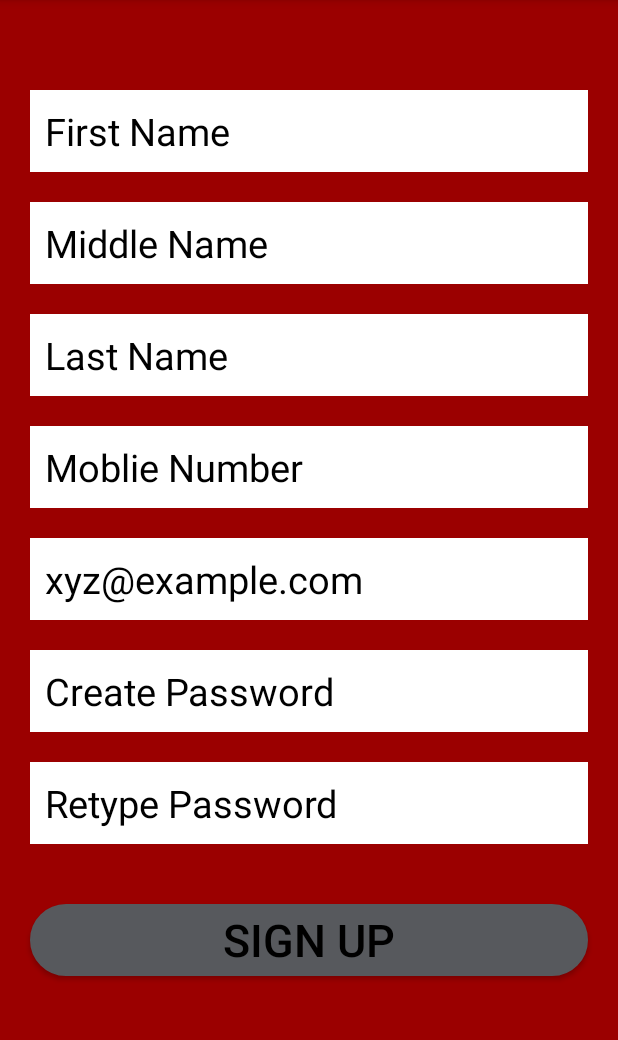
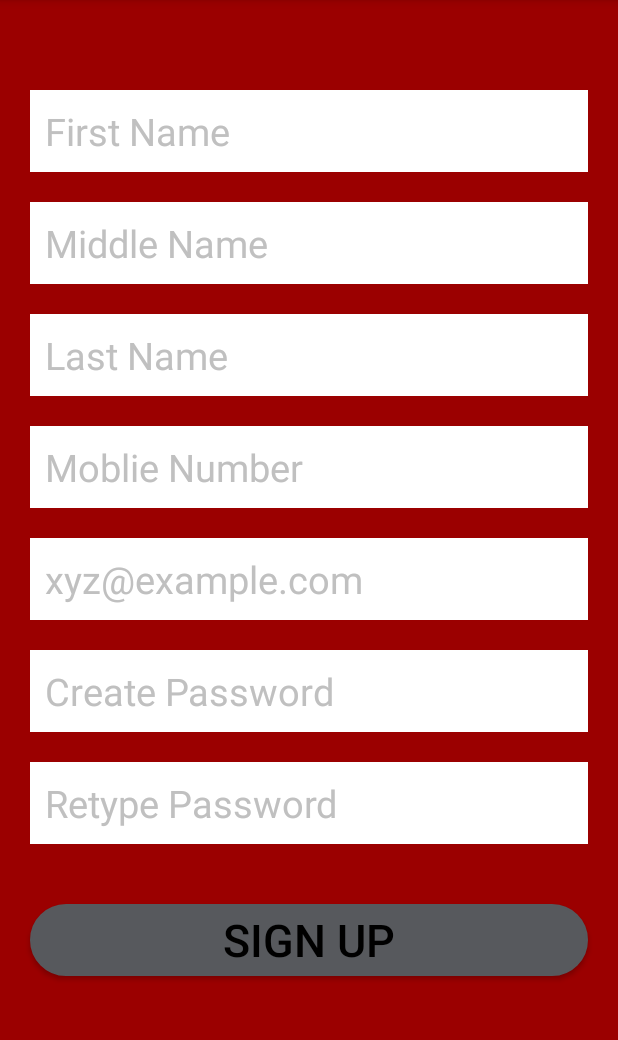
Before and after one commit to alesdos2010m/NGO_hub, an Android app: the SignupActivity screen opened directly, with no data from a screen before it, on a phone screen of 412 x 824 dp, the part 84-1124 px from its top. Run offline under Robolectric (Android 15) with nearby library versions, the phone set to English and light mode, and no system bars.

Commit message:
build 0.1.4.6
Light colored Texthint with Color code "#C9C9C9" in SigninActivity and SignupActivity using /values/color.xml file
attribute used
<color></color>

```diff
--- a/NGOHub/app/src/main/res/layout/activity_signin.xml
+++ b/NGOHub/app/src/main/res/layout/activity_signin.xml
@@ -42,7 +42,7 @@
         android:textSize="25sp"
         android:textColor="#000000"
         android:hint="UserID"
-        android:textColorHint="#000000"
+        android:textColorHint="@color/primaryLightTexthintColor"
         />
 
     <EditText
@@ -60,7 +60,7 @@
         android:textSize="25sp"
         android:textColor="#000000"
         android:hint="Password"
-        android:textColorHint="#000000"
+        android:textColorHint="@color/primaryLightTexthintColor"
         android:inputType="textPassword"
         />
     <Button
--- a/NGOHub/app/src/main/res/layout/activity_signup.xml
+++ b/NGOHub/app/src/main/res/layout/activity_signup.xml
@@ -31,7 +31,7 @@
         android:textSize="25sp"
         android:textColor="#000000"
         android:hint="First Name"
-        android:textColorHint="#000000"
+        android:textColorHint="@color/primaryLightTexthintColor"
         />
     <EditText
         android:id="@+id/middle_name_input_signup"
@@ -48,7 +48,7 @@
         android:textSize="25sp"
         android:textColor="#000000"
         android:hint="Middle Name"
-        android:textColorHint="#000000"
+        android:textColorHint="@color/primaryLightTexthintColor"
         />
 
     <EditText
@@ -67,7 +67,7 @@
         android:textSize="25sp"
         android:textColor="#000000"
         android:hint="Last Name"
-        android:textColorHint="#000000"
+        android:textColorHint="@color/primaryLightTexthintColor"
         />
 
     <EditText
@@ -86,7 +86,7 @@
         android:textSize="25sp"
         android:textColor="#000000"
         android:hint="Moblie Number"
-        android:textColorHint="#000000"
+        android:textColorHint="@color/primaryLightTexthintColor"
         />
 
     <EditText
@@ -105,7 +105,7 @@
         android:textSize="25sp"
         android:textColor="#000000"
         android:hint="xyz@example.com"
-        android:textColorHint="#000000"
+        android:textColorHint="@color/primaryLightTexthintColor"
         />
     <EditText
         android:id="@+id/password1_input_signup"
@@ -123,7 +123,7 @@
         android:textSize="25sp"
         android:textColor="#000000"
         android:hint="Create Password"
-        android:textColorHint="#000000"
+        android:textColorHint="@color/primaryLightTexthintColor"
         />
     <EditText
         android:id="@+id/password2_input_signup"
@@ -141,7 +141,7 @@
         android:textSize="25sp"
         android:textColor="#000000"
         android:hint="Retype Password"
-        android:textColorHint="#000000"
+        android:textColorHint="@color/primaryLightTexthintColor"
         />
 
     <!--*************************************-->
--- a/NGOHub/app/src/main/res/values/colors.xml
+++ b/NGOHub/app/src/main/res/values/colors.xml
@@ -13,6 +13,8 @@
     <color name="secondaryDarkColor">#af4448</color>
     <color name="primaryTextColor">#ffffff</color>
     <color name="secondaryTextColor">#000000</color>
+
+    <color name="primaryLightTexthintColor">#C0C0C0</color>
     <!--**********************************************-->
 
     <!--
```
